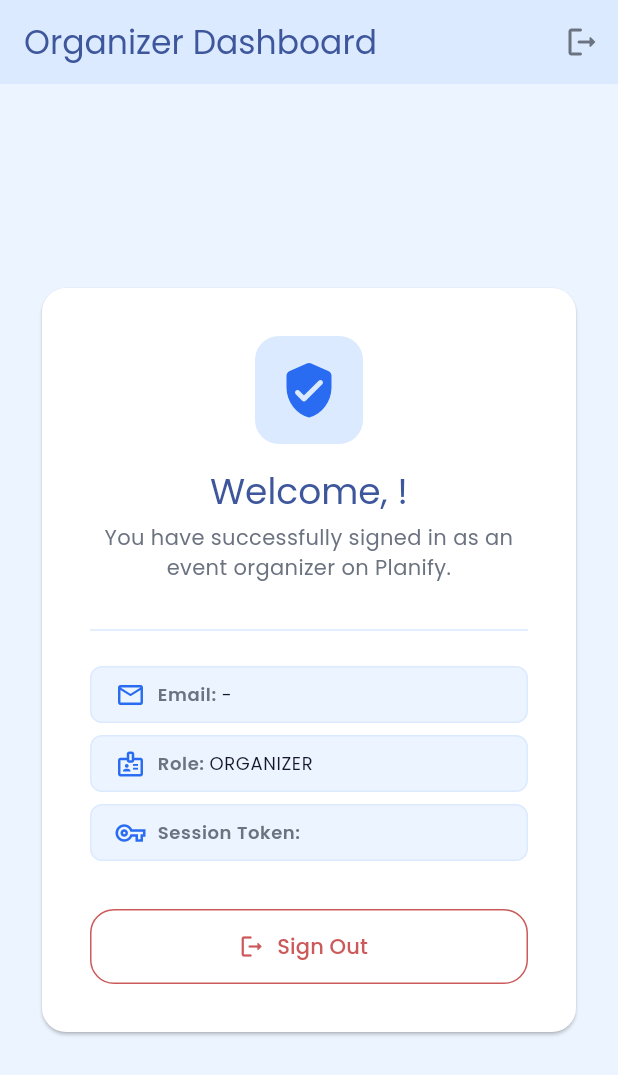
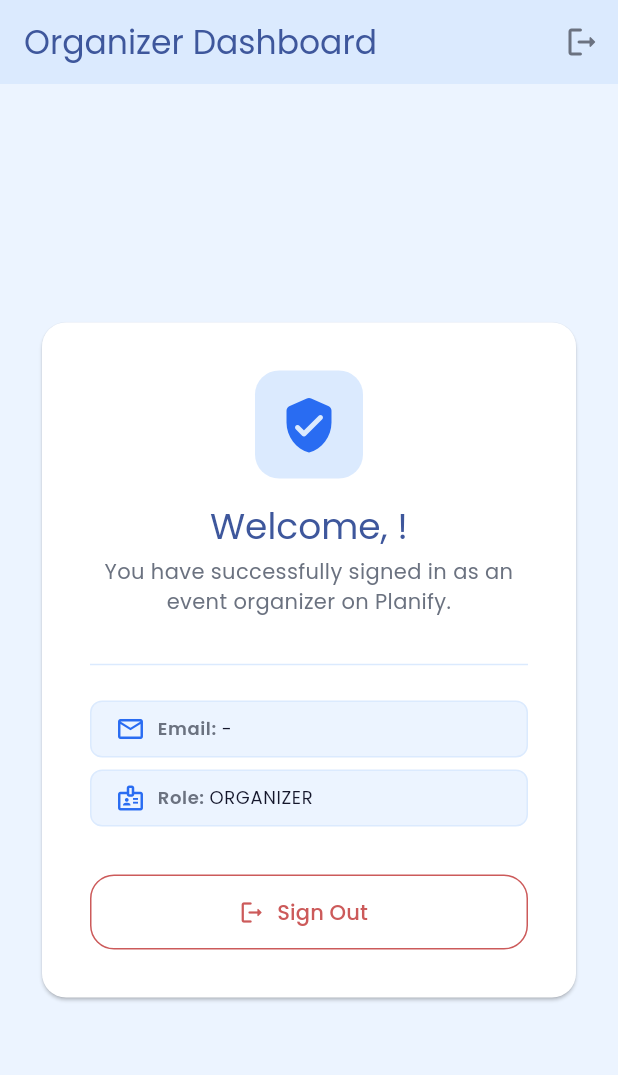
Before and after one commit to Planify-Lab-IV/planify-mobile, a Flutter app: the OrganizerHomeScreen screen opened directly with empty values, on a phone screen of 412 x 824 dp. Shown: the top 1075 px of the screen. Run offline on Flutter 3.47's test engine with Material 3 defaults, Android fonts, the phone set to English and light mode, and no system bars; our stand-ins replace dio, flutter_riverpod, flutter_secure_storage, google_fonts; accounts and stored records are empty.

Commit message:
saco token de homepage

```diff
--- a/lib/features/home/presentation/screens/organizer_home_screen.dart
+++ b/lib/features/home/presentation/screens/organizer_home_screen.dart
@@ -101,15 +101,6 @@ class OrganizerHomeScreen extends ConsumerWidget {
                       value: session.role.name.toUpperCase(),
                       icon: Icons.badge_outlined,
                     ),
-                    const SizedBox(height: AppSpacing.sm),
-                    _buildInfoRow(
-                      context,
-                      label: i18n.tokenLabel,
-                      value: session.token.length > 25
-                          ? '${session.token.substring(0, 22)}...'
-                          : session.token,
-                      icon: Icons.vpn_key_outlined,
-                    ),
                     const SizedBox(height: AppSpacing.xl),
 
                     // Botón de Cerrar Sesión
```
